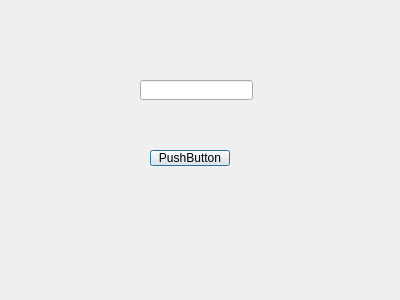
First picture: the form in ui/dialog.ui, repository VoronovaMasha/nrtl, before the edit.
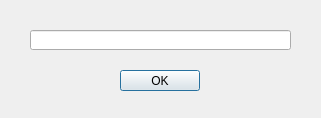
Second picture: the form after the edit.

What changed in the file:
```diff
--- a/ui/dialog.ui
+++ b/ui/dialog.ui
@@ -6,8 +6,8 @@
    <rect>
     <x>0</x>
     <y>0</y>
-    <width>400</width>
-    <height>300</height>
+    <width>321</width>
+    <height>118</height>
    </rect>
   </property>
   <property name="windowTitle">
@@ -16,9 +16,9 @@
   <widget class="QLineEdit" name="lineEdit">
    <property name="geometry">
     <rect>
-     <x>140</x>
-     <y>80</y>
-     <width>113</width>
+     <x>30</x>
+     <y>30</y>
+     <width>261</width>
      <height>20</height>
     </rect>
    </property>
@@ -26,14 +26,14 @@
   <widget class="QPushButton" name="pushButton">
    <property name="geometry">
     <rect>
-     <x>150</x>
-     <y>150</y>
+     <x>120</x>
+     <y>70</y>
      <width>80</width>
-     <height>16</height>
+     <height>21</height>
     </rect>
    </property>
    <property name="text">
-    <string>PushButton</string>
+    <string>OK</string>
    </property>
   </widget>
  </widget>
```
